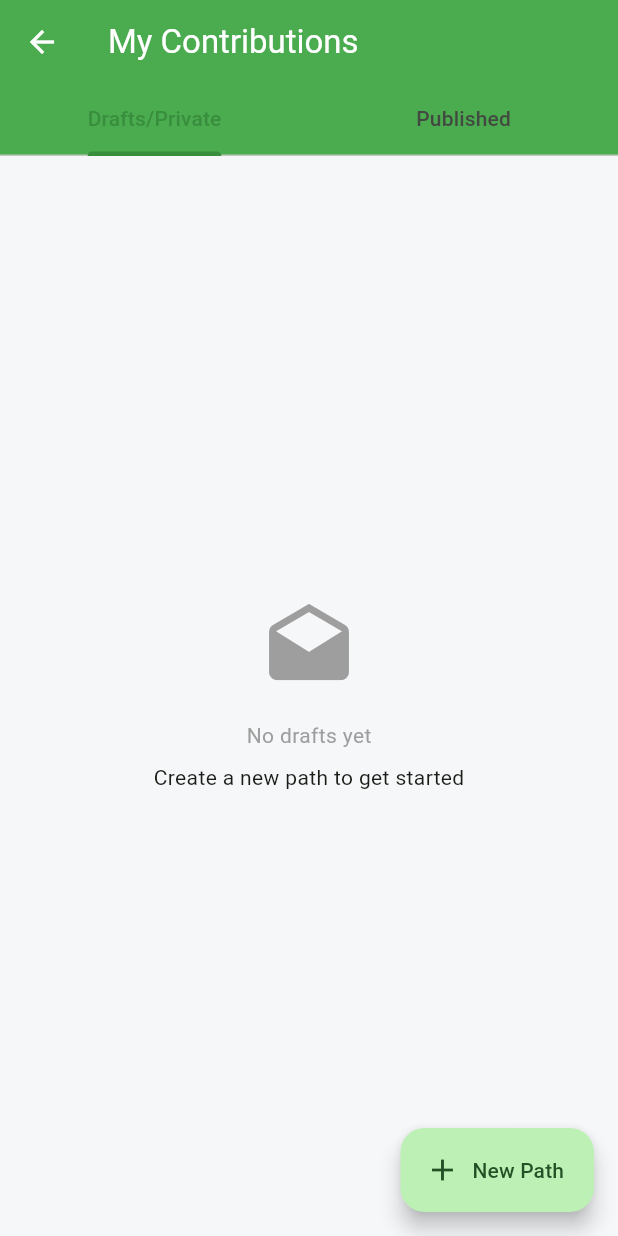
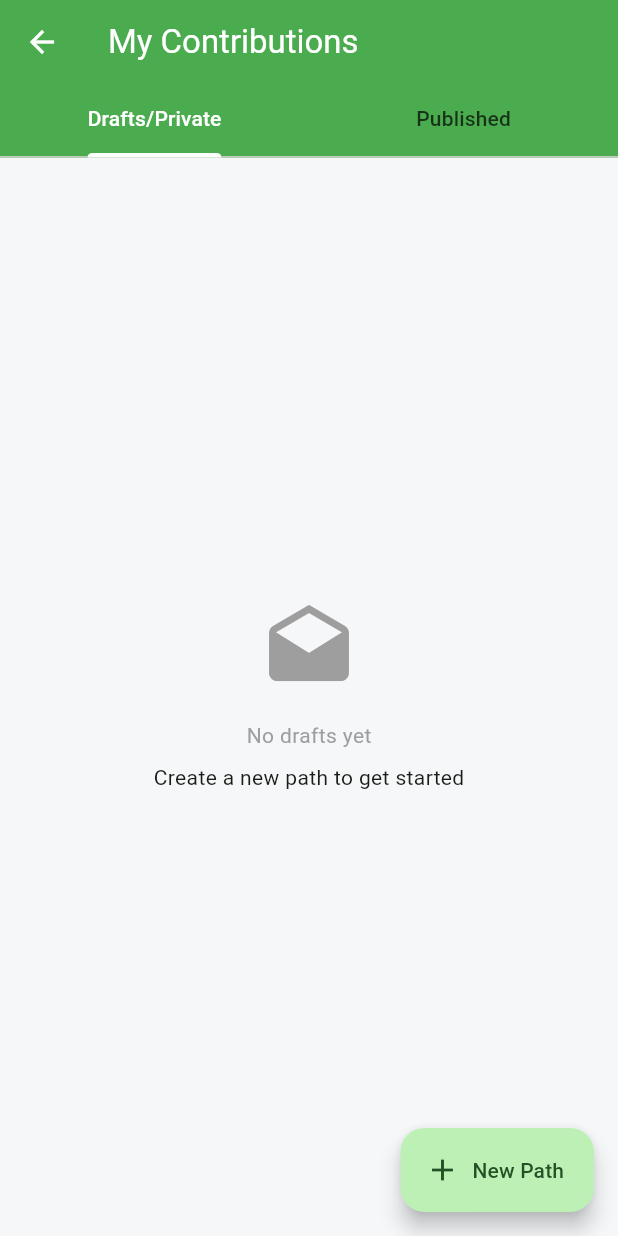
Before and after one commit to BBPpolimi/MurugesanPalanisamyMarasani, a Flutter app: the MyContributionsPage screen opened directly, on a phone screen of 412 x 824 dp. Run offline on Flutter 3.47's test engine with Material 3 defaults, Android fonts, the phone set to English and light mode, and no system bars; our stand-ins replace cloud_firestore, dio, firebase_auth, firebase_core, flutter_riverpod, geocoding and 4 more; accounts and stored records are empty.

Commit message:
Updated CSS for My Contribute Section

```diff
--- a/lib/pages/my_contributions_page.dart
+++ b/lib/pages/my_contributions_page.dart
@@ -35,6 +35,10 @@ class _MyContributionsPageState extends ConsumerState<MyContributionsPage>
         title: const Text('My Contributions'),
         bottom: TabBar(
           controller: _tabController,
+          labelColor: Colors.white,
+          unselectedLabelColor: Colors.black.withOpacity(0.7),
+          indicatorColor: Colors.white,
+          indicatorWeight: 3,
           tabs: const [
             Tab(text: 'Drafts/Private'),
             Tab(text: 'Published'),
@@ -240,7 +244,7 @@ class _MyContributionsPageState extends ConsumerState<MyContributionsPage>
         break;
       case PathVisibility.private:
       default:
-        color = Colors.grey;
+        color = Colors.blue;
         label = 'Private';
         icon = Icons.lock;
     }
```
